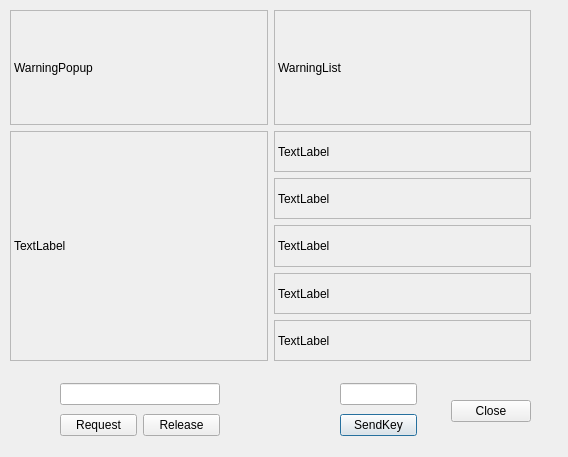
This is 06界面开发/Qt/DrawUI/untitled.ui in ThinkingAndDoing/MySourceCode as Qt 5 draws it before an edit. The edited form follows.
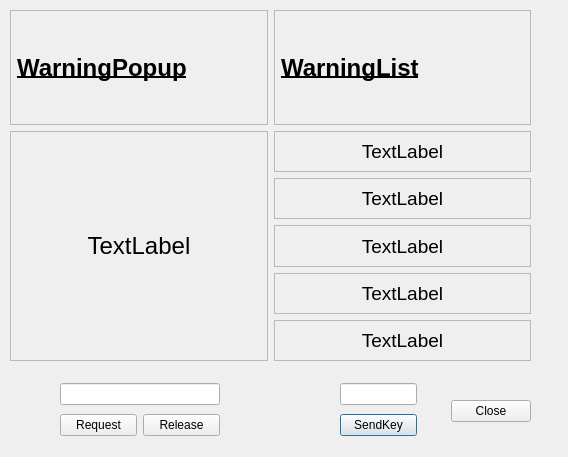
This is the edited form.

```diff
--- a/06界面开发/Qt/DrawUI/untitled.ui
+++ b/06界面开发/Qt/DrawUI/untitled.ui
@@ -27,6 +27,14 @@
      <layout class="QVBoxLayout" name="verticalLayout" stretch="1,2">
       <item>
        <widget class="QLabel" name="label">
+        <property name="font">
+         <font>
+          <pointsize>18</pointsize>
+          <weight>75</weight>
+          <bold>true</bold>
+          <underline>true</underline>
+         </font>
+        </property>
         <property name="frameShape">
          <enum>QFrame::StyledPanel</enum>
         </property>
@@ -37,12 +45,20 @@
       </item>
       <item>
        <widget class="QLabel" name="label_2">
+        <property name="font">
+         <font>
+          <pointsize>18</pointsize>
+         </font>
+        </property>
         <property name="frameShape">
          <enum>QFrame::StyledPanel</enum>
         </property>
         <property name="text">
          <string>TextLabel</string>
         </property>
+        <property name="alignment">
+         <set>Qt::AlignCenter</set>
+        </property>
        </widget>
       </item>
      </layout>
@@ -51,6 +67,14 @@
      <layout class="QVBoxLayout" name="verticalLayout_3" stretch="1,2">
       <item>
        <widget class="QLabel" name="label_8">
+        <property name="font">
+         <font>
+          <pointsize>18</pointsize>
+          <weight>75</weight>
+          <bold>true</bold>
+          <underline>true</underline>
+         </font>
+        </property>
         <property name="frameShape">
          <enum>QFrame::StyledPanel</enum>
         </property>
@@ -63,52 +87,92 @@
        <layout class="QVBoxLayout" name="verticalLayout_2">
         <item>
          <widget class="QLabel" name="label_3">
+          <property name="font">
+           <font>
+            <pointsize>14</pointsize>
+           </font>
+          </property>
           <property name="frameShape">
            <enum>QFrame::StyledPanel</enum>
           </property>
           <property name="text">
            <string>TextLabel</string>
           </property>
+          <property name="alignment">
+           <set>Qt::AlignCenter</set>
+          </property>
          </widget>
         </item>
         <item>
          <widget class="QLabel" name="label_4">
+          <property name="font">
+           <font>
+            <pointsize>14</pointsize>
+           </font>
+          </property>
           <property name="frameShape">
            <enum>QFrame::StyledPanel</enum>
           </property>
           <property name="text">
            <string>TextLabel</string>
           </property>
+          <property name="alignment">
+           <set>Qt::AlignCenter</set>
+          </property>
          </widget>
         </item>
         <item>
          <widget class="QLabel" name="label_5">
+          <property name="font">
+           <font>
+            <pointsize>14</pointsize>
+           </font>
+          </property>
           <property name="frameShape">
            <enum>QFrame::StyledPanel</enum>
           </property>
           <property name="text">
            <string>TextLabel</string>
           </property>
+          <property name="alignment">
+           <set>Qt::AlignCenter</set>
+          </property>
          </widget>
         </item>
         <item>
          <widget class="QLabel" name="label_6">
+          <property name="font">
+           <font>
+            <pointsize>14</pointsize>
+           </font>
+          </property>
           <property name="frameShape">
            <enum>QFrame::StyledPanel</enum>
           </property>
           <property name="text">
            <string>TextLabel</string>
           </property>
+          <property name="alignment">
+           <set>Qt::AlignCenter</set>
+          </property>
          </widget>
         </item>
         <item>
          <widget class="QLabel" name="label_7">
+          <property name="font">
+           <font>
+            <pointsize>14</pointsize>
+           </font>
+          </property>
           <property name="frameShape">
            <enum>QFrame::StyledPanel</enum>
           </property>
           <property name="text">
            <string>TextLabel</string>
           </property>
+          <property name="alignment">
+           <set>Qt::AlignCenter</set>
+          </property>
          </widget>
         </item>
        </layout>
```
